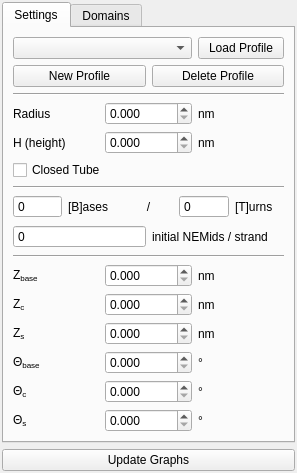
Old version of the form ui/config.ui in the repository NATuG3/NATuG3.
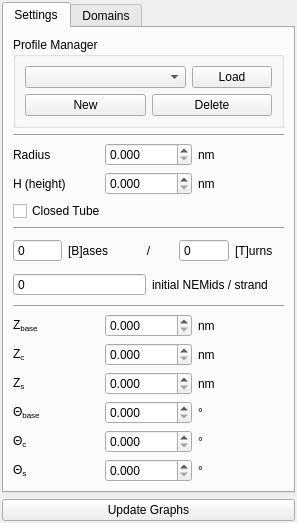
New version of the form.

Diff of the .ui file:
```diff
--- a/ui/config.ui
+++ b/ui/config.ui
@@ -7,7 +7,7 @@
     <x>0</x>
     <y>0</y>
     <width>297</width>
-    <height>413</height>
+    <height>523</height>
    </rect>
   </property>
   <property name="windowTitle">
@@ -39,30 +39,21 @@
        <string>Settings</string>
       </attribute>
       <layout class="QGridLayout" name="gridLayout_2">
-       <item row="2" column="0" colspan="3">
+       <item row="3" column="0" colspan="3">
         <widget class="Line" name="line_3">
          <property name="orientation">
           <enum>Qt::Horizontal</enum>
          </property>
         </widget>
        </item>
-       <item row="3" column="0">
-        <widget class="QLabel" name="label_4">
-         <property name="cursor">
-          <cursorShape>ArrowCursor</cursorShape>
-         </property>
-         <property name="statusTip">
-          <string>The radius of a given domain</string>
-         </property>
-         <property name="whatsThis">
-          <string/>
-         </property>
-         <property name="text">
-          <string>Radius</string>
+       <item row="11" column="1">
+        <widget class="QDoubleSpinBox" name="doubleSpinBox_3">
+         <property name="decimals">
+          <number>3</number>
          </property>
         </widget>
        </item>
-       <item row="10" column="0">
+       <item row="11" column="0">
         <widget class="QLabel" name="label_8">
          <property name="cursor">
           <cursorShape>ArrowCursor</cursorShape>
@@ -75,21 +66,14 @@
          </property>
         </widget>
        </item>
-       <item row="10" column="1">
-        <widget class="QDoubleSpinBox" name="doubleSpinBox_3">
-         <property name="decimals">
-          <number>3</number>
-         </property>
-        </widget>
-       </item>
-       <item row="10" column="2">
+       <item row="11" column="2">
         <widget class="QLabel" name="label_10">
          <property name="text">
           <string>nm</string>
          </property>
         </widget>
        </item>
-       <item row="11" column="0">
+       <item row="12" column="0">
         <widget class="QLabel" name="label_12">
          <property name="cursor">
           <cursorShape>ArrowCursor</cursorShape>
@@ -105,41 +89,28 @@
          </property>
         </widget>
        </item>
-       <item row="3" column="1">
-        <widget class="QDoubleSpinBox" name="doubleSpinBox_2">
-         <property name="decimals">
-          <number>3</number>
-         </property>
-        </widget>
-       </item>
-       <item row="4" column="0">
-        <widget class="QLabel" name="label">
-         <property name="cursor">
-          <cursorShape>ArrowCursor</cursorShape>
-         </property>
-         <property name="statusTip">
-          <string>The height of one turn of the helix of a nucleic acid</string>
-         </property>
-         <property name="text">
-          <string>H (height)</string>
-         </property>
-        </widget>
-       </item>
-       <item row="3" column="2">
-        <widget class="QLabel" name="label_7">
-         <property name="text">
-          <string>nm</string>
-         </property>
-        </widget>
-       </item>
-       <item row="4" column="2">
+       <item row="5" column="2">
         <widget class="QLabel" name="label_6">
          <property name="text">
           <string>nm</string>
          </property>
         </widget>
        </item>
-       <item row="5" column="0" colspan="3">
+       <item row="4" column="2">
+        <widget class="QLabel" name="label_7">
+         <property name="text">
+          <string>nm</string>
+         </property>
+        </widget>
+       </item>
+       <item row="4" column="1">
+        <widget class="QDoubleSpinBox" name="doubleSpinBox_2">
+         <property name="decimals">
+          <number>3</number>
+         </property>
+        </widget>
+       </item>
+       <item row="6" column="0" colspan="3">
         <widget class="QCheckBox" name="checkBox">
          <property name="cursor">
           <cursorShape>ArrowCursor</cursorShape>
@@ -152,7 +123,14 @@
          </property>
         </widget>
        </item>
-       <item row="7" column="0" colspan="3">
+       <item row="5" column="1">
+        <widget class="QDoubleSpinBox" name="doubleSpinBox">
+         <property name="decimals">
+          <number>3</number>
+         </property>
+        </widget>
+       </item>
+       <item row="8" column="0" colspan="3">
         <layout class="QHBoxLayout" name="horizontalLayout">
          <item>
           <widget class="QSpinBox" name="spinBox">
@@ -200,14 +178,35 @@
          </item>
         </layout>
        </item>
-       <item row="4" column="1">
-        <widget class="QDoubleSpinBox" name="doubleSpinBox">
-         <property name="decimals">
-          <number>3</number>
+       <item row="13" column="2">
+        <widget class="QLabel" name="label_17">
+         <property name="text">
+          <string>nm</string>
          </property>
         </widget>
        </item>
-       <item row="8" column="0" colspan="3">
+       <item row="7" column="0" colspan="3">
+        <widget class="Line" name="line_2">
+         <property name="orientation">
+          <enum>Qt::Horizontal</enum>
+         </property>
+        </widget>
+       </item>
+       <item row="15" column="2">
+        <widget class="QLabel" name="label_15">
+         <property name="text">
+          <string>°</string>
+         </property>
+        </widget>
+       </item>
+       <item row="10" column="0" colspan="3">
+        <widget class="Line" name="line">
+         <property name="orientation">
+          <enum>Qt::Horizontal</enum>
+         </property>
+        </widget>
+       </item>
+       <item row="9" column="0" colspan="3">
         <layout class="QHBoxLayout" name="horizontalLayout_2">
          <item>
           <widget class="QSpinBox" name="spinBox_3">
@@ -237,42 +236,7 @@
          </item>
         </layout>
        </item>
-       <item row="9" column="0" colspan="3">
-        <widget class="Line" name="line">
-         <property name="orientation">
-          <enum>Qt::Horizontal</enum>
-         </property>
-        </widget>
-       </item>
-       <item row="6" column="0" colspan="3">
-        <widget class="Line" name="line_2">
-         <property name="orientation">
-          <enum>Qt::Horizontal</enum>
-         </property>
-        </widget>
-       </item>
-       <item row="14" column="2">
-        <widget class="QLabel" name="label_15">
-         <property name="text">
-          <string>°</string>
-         </property>
-        </widget>
-       </item>
-       <item row="12" column="2">
-        <widget class="QLabel" name="label_17">
-         <property name="text">
-          <string>nm</string>
-         </property>
-        </widget>
-       </item>
-       <item row="15" column="1">
-        <widget class="QDoubleSpinBox" name="doubleSpinBox_8">
-         <property name="decimals">
-          <number>3</number>
-         </property>
-        </widget>
-       </item>
-       <item row="12" column="1">
+       <item row="13" column="1">
         <widget class="QDoubleSpinBox" name="doubleSpinBox_7">
          <property name="statusTip">
           <string/>
@@ -282,7 +246,7 @@
          </property>
         </widget>
        </item>
-       <item row="13" column="0">
+       <item row="14" column="0">
         <widget class="QLabel" name="label_9">
          <property name="cursor">
           <cursorShape>ArrowCursor</cursorShape>
@@ -295,14 +259,21 @@
          </property>
         </widget>
        </item>
-       <item row="11" column="2">
+       <item row="16" column="1">
+        <widget class="QDoubleSpinBox" name="doubleSpinBox_8">
+         <property name="decimals">
+          <number>3</number>
+         </property>
+        </widget>
+       </item>
+       <item row="12" column="2">
         <widget class="QLabel" name="label_13">
          <property name="text">
           <string>nm</string>
          </property>
         </widget>
        </item>
-       <item row="15" column="0">
+       <item row="16" column="0">
         <widget class="QLabel" name="label_18">
          <property name="cursor">
           <cursorShape>ArrowCursor</cursorShape>
@@ -315,7 +286,14 @@
          </property>
         </widget>
        </item>
-       <item row="13" column="1">
+       <item row="14" column="2">
+        <widget class="QLabel" name="label_11">
+         <property name="text">
+          <string>°</string>
+         </property>
+        </widget>
+       </item>
+       <item row="14" column="1">
         <widget class="QDoubleSpinBox" name="doubleSpinBox_4">
          <property name="statusTip">
           <string/>
@@ -325,7 +303,7 @@
          </property>
         </widget>
        </item>
-       <item row="12" column="0">
+       <item row="13" column="0">
         <widget class="QLabel" name="label_16">
          <property name="cursor">
           <cursorShape>ArrowCursor</cursorShape>
@@ -341,35 +319,28 @@
          </property>
         </widget>
        </item>
-       <item row="13" column="2">
-        <widget class="QLabel" name="label_11">
-         <property name="text">
-          <string>°</string>
-         </property>
-        </widget>
-       </item>
-       <item row="11" column="1">
-        <widget class="QDoubleSpinBox" name="doubleSpinBox_5">
-         <property name="decimals">
-          <number>3</number>
-         </property>
-        </widget>
-       </item>
-       <item row="15" column="2">
+       <item row="16" column="2">
         <widget class="QLabel" name="label_19">
          <property name="text">
           <string>°</string>
          </property>
         </widget>
        </item>
-       <item row="14" column="1">
+       <item row="15" column="1">
         <widget class="QDoubleSpinBox" name="doubleSpinBox_6">
          <property name="decimals">
           <number>3</number>
          </property>
         </widget>
        </item>
-       <item row="14" column="0">
+       <item row="12" column="1">
+        <widget class="QDoubleSpinBox" name="doubleSpinBox_5">
+         <property name="decimals">
+          <number>3</number>
+         </property>
+        </widget>
+       </item>
+       <item row="15" column="0">
         <widget class="QLabel" name="label_14">
          <property name="cursor">
           <cursorShape>ArrowCursor</cursorShape>
@@ -382,33 +353,83 @@
          </property>
         </widget>
        </item>
-       <item row="1" column="0" colspan="3">
-        <layout class="QHBoxLayout" name="horizontalLayout_4">
-         <item>
-          <widget class="QPushButton" name="pushButton_3">
-           <property name="text">
-            <string>New Profile</string>
-           </property>
-          </widget>
-         </item>
-         <item>
-          <widget class="QPushButton" name="pushButton_2">
-           <property name="text">
-            <string>Delete Profile</string>
-           </property>
-          </widget>
-         </item>
-        </layout>
+       <item row="4" column="0">
+        <widget class="QLabel" name="label_4">
+         <property name="cursor">
+          <cursorShape>ArrowCursor</cursorShape>
+         </property>
+         <property name="statusTip">
+          <string>The radius of a given domain</string>
+         </property>
+         <property name="whatsThis">
+          <string/>
+         </property>
+         <property name="text">
+          <string>Radius</string>
+         </property>
+        </widget>
        </item>
-       <item row="0" column="2">
-        <widget class="QPushButton" name="pushButton_4">
+       <item row="5" column="0">
+        <widget class="QLabel" name="label">
+         <property name="cursor">
+          <cursorShape>ArrowCursor</cursorShape>
+         </property>
+         <property name="statusTip">
+          <string>The height of one turn of the helix of a nucleic acid</string>
+         </property>
          <property name="text">
-          <string>Load Profile</string>
+          <string>H (height)</string>
          </property>
         </widget>
        </item>
-       <item row="0" column="0" colspan="2">
-        <widget class="QComboBox" name="comboBox"/>
+       <item row="0" column="0" rowspan="2" colspan="3">
+        <widget class="QGroupBox" name="groupBox">
+         <property name="sizePolicy">
+          <sizepolicy hsizetype="Preferred" vsizetype="Minimum">
+           <horstretch>0</horstretch>
+           <verstretch>0</verstretch>
+          </sizepolicy>
+         </property>
+         <property name="title">
+          <string>Profile Manager</string>
+         </property>
+         <layout class="QGridLayout" name="gridLayout">
+          <item row="0" column="0">
+           <widget class="QComboBox" name="comboBox"/>
+          </item>
+          <item row="0" column="1">
+           <widget class="QPushButton" name="pushButton_4">
+            <property name="sizePolicy">
+             <sizepolicy hsizetype="Fixed" vsizetype="Fixed">
+              <horstretch>0</horstretch>
+              <verstretch>0</verstretch>
+             </sizepolicy>
+            </property>
+            <property name="text">
+             <string>Load</string>
+            </property>
+           </widget>
+          </item>
+          <item row="2" column="0" colspan="2">
+           <layout class="QHBoxLayout" name="horizontalLayout_4">
+            <item>
+             <widget class="QPushButton" name="pushButton_3">
+              <property name="text">
+               <string>New</string>
+              </property>
+             </widget>
+            </item>
+            <item>
+             <widget class="QPushButton" name="pushButton_2">
+              <property name="text">
+               <string>Delete</string>
+              </property>
+             </widget>
+            </item>
+           </layout>
+          </item>
+         </layout>
+        </widget>
        </item>
       </layout>
      </widget>
```
